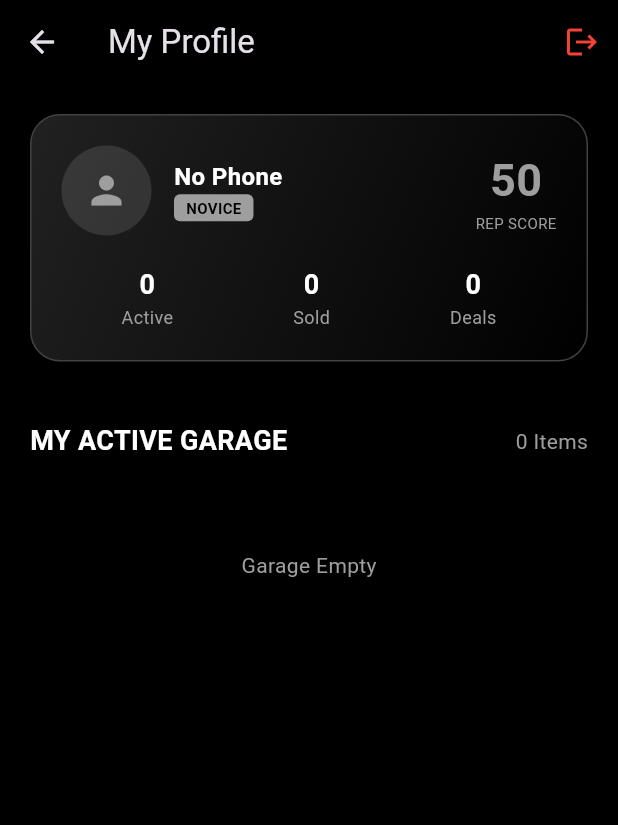
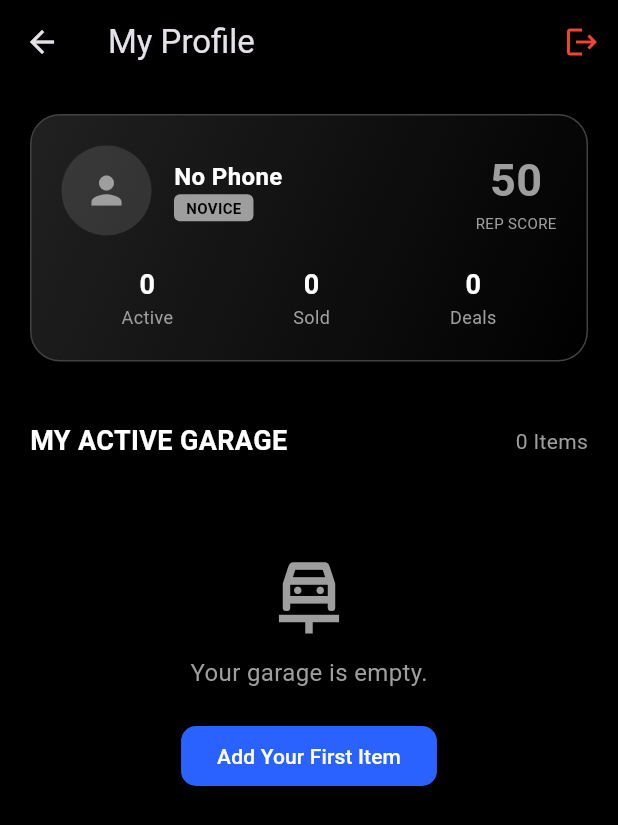
Before and after one commit to Loofy147/Baddel, a Flutter app: the ProfileScreen screen opened directly, on a phone screen of 412 x 824 dp. Shown: the top 825 px of the screen. Run offline on Flutter 3.47's test engine with Material 3 defaults, Android fonts, the phone set to English and light mode, and no system bars; our stand-ins replace geolocator, image_picker, shared_preferences, supabase_flutter; accounts and stored records are empty; statements that could not run were skipped.

Commit message:
🎨 Palette: Enhance "Garage Empty" State
💡 What: Replaced the simple "Garage Empty" text on the Profile screen with a more engaging widget. This new state includes an icon, a user-friendly message, and a prominent "Add Your First Item" button.

🎯 Why: Empty states are a critical part of the user journey. The previous state was a dead end. This change provides clear guidance to new users, encouraging them to take a key action and improving onboarding and engagement.

♿ Accessibility: The button has a clear, descriptive text label, ensuring its purpose is understandable to all users, including those using screen readers.

```diff
--- a/lib/ui/screens/profile/profile_screen.dart
+++ b/lib/ui/screens/profile/profile_screen.dart
@@ -3,6 +3,7 @@ import 'package:baddel/core/services/auth_service.dart';
 import 'package:baddel/core/services/supabase_service.dart';
 import 'package:baddel/core/models/item_model.dart';
 import 'package:baddel/ui/screens/admin/analytics_dashboard.dart';
+import 'package:baddel/ui/screens/garage/upload_screen.dart';
 import 'package:supabase_flutter/supabase_flutter.dart';
 
 class ProfileScreen extends StatefulWidget {
@@ -104,7 +105,35 @@ class _ProfileScreenState extends State<ProfileScreen> {
 
             // 3. INVENTORY GRID
             _myItems.isEmpty
-              ? const Padding(padding: EdgeInsets.all(50), child: Text("Garage Empty", style: TextStyle(color: Colors.grey)))
+              ? Container(
+                  padding: const EdgeInsets.symmetric(vertical: 50),
+                  alignment: Alignment.center,
+                  child: Column(
+                    mainAxisAlignment: MainAxisAlignment.center,
+                    children: [
+                      const Icon(Icons.car_repair_outlined, color: Colors.grey, size: 60),
+                      const SizedBox(height: 10),
+                      const Text("Your garage is empty.", style: TextStyle(color: Colors.grey, fontSize: 16)),
+                      const SizedBox(height: 20),
+                      ElevatedButton(
+                        style: ElevatedButton.styleFrom(
+                          backgroundColor: const Color(0xFF2962FF),
+                          foregroundColor: Colors.white,
+                          shape: RoundedRectangleBorder(
+                            borderRadius: BorderRadius.circular(10),
+                          ),
+                        ),
+                        onPressed: () {
+                          Navigator.push(
+                            context,
+                            MaterialPageRoute(builder: (context) => const UploadScreen()),
+                          );
+                        },
+                        child: const Text('Add Your First Item'),
+                      ),
+                    ],
+                  ),
+                )
               : GridView.builder(
                   shrinkWrap: true,
                   physics: const NeverScrollableScrollPhysics(),
```
